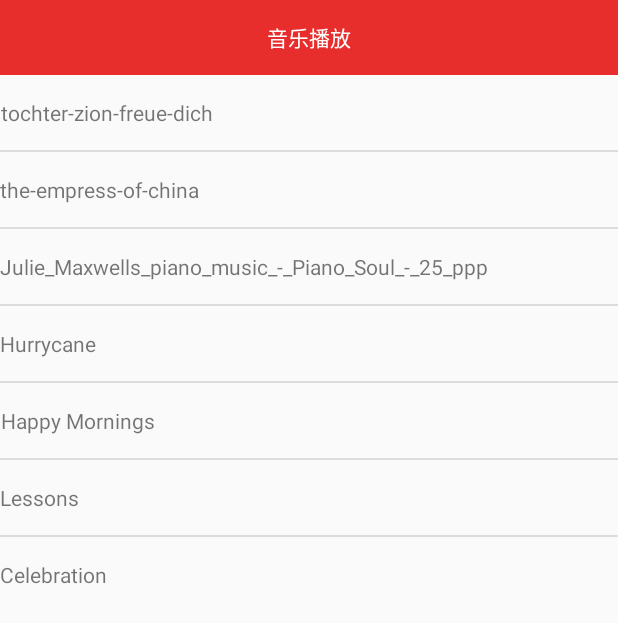
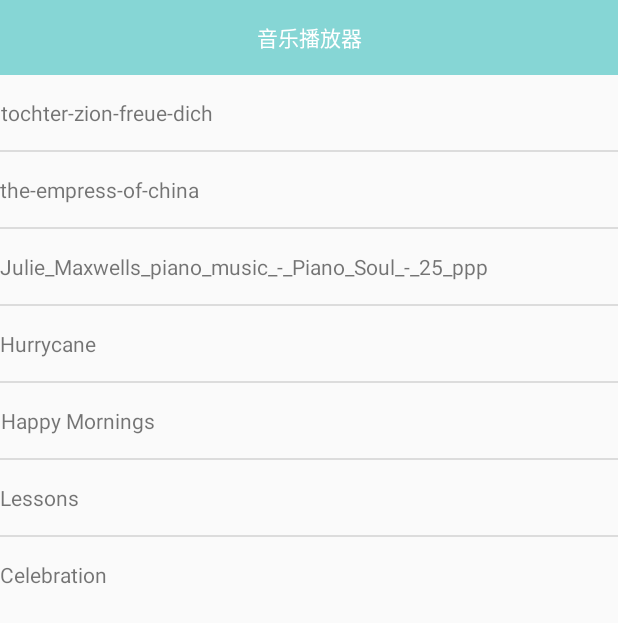
Before and after one commit to 840119580/Music00, an Android app: the screen it shows after launch (MainActivity), on a phone screen of 412 x 824 dp. Shown: the top 623 px of the screen. Run offline under Robolectric (Android 15) with nearby library versions, the phone set to English and light mode, and no system bars.

Commit message:
change color

```diff
--- a/app/src/main/java/com/example/music/MyMusic.java
+++ b/app/src/main/java/com/example/music/MyMusic.java
@@ -132,7 +132,7 @@ public class MyMusic extends AppCompatActivity implements View.OnClickListener {
     @RequiresApi(api = Build.VERSION_CODES.KITKAT)
     private void initAnimator() {
         mAnimator = ObjectAnimator.ofFloat(image, "rotation", 0.0f, 360.0f);
-        mAnimator.setDuration(3000);//设定转一圈的时间
+        mAnimator.setDuration(6000);//设定转一圈的时间
         mAnimator.setRepeatCount(Animation.INFINITE);//设定无限循环
         mAnimator.setRepeatMode(ObjectAnimator.RESTART);// 循环模式
         mAnimator.setInterpolator(new LinearInterpolator());// 匀速
@@ -140,7 +140,7 @@ public class MyMusic extends AppCompatActivity implements View.OnClickListener {
         mAnimator.pause();//动画暂停
     }
 
-    public class MySeekBar implements SeekBar.OnSeekBarChangeListener {
+    public class MySeekBar implements SeekBar.OnSeekBarChangeListener {//进度条
 
         public void onProgressChanged(SeekBar seekBar, int progress,
                                       boolean fromUser) {
--- a/app/src/main/res/layout/activity_main.xml
+++ b/app/src/main/res/layout/activity_main.xml
@@ -11,9 +11,9 @@
         android:id="@+id/Music_Title"
         android:layout_width="match_parent"
         android:layout_height="50dp"
-        android:text="@string/Title_text"
+        android:text="音乐播放器"
         android:gravity="center"
-        android:background="#E82D2D"
+        android:background="#86D6D5"
         android:textColor="#fff"/>
     <ListView
         android:id="@+id/Music_View"
```
Also changed, not shown: app/src/main/res/mipmap-mdpi/cd.png.
